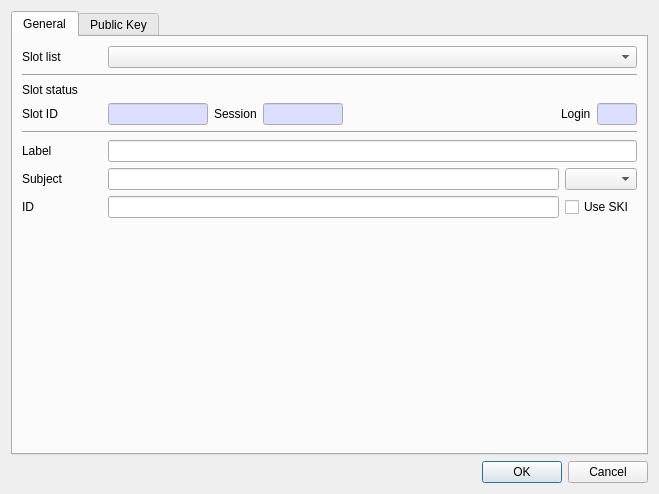
Qt form CryptokiMan/create_dsa_pub_key_dlg.ui (jykim74/CryptokiMan) before a commit.
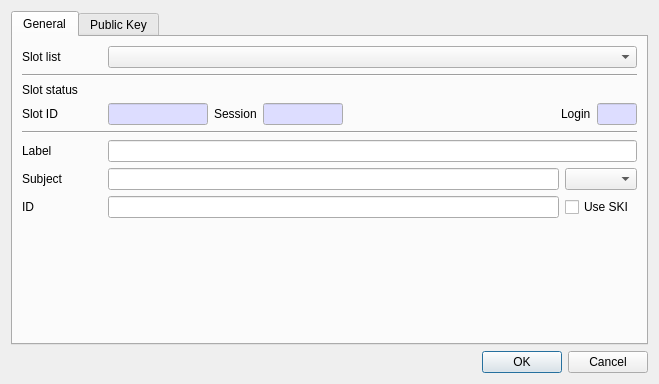
The same form after that commit.

Diff of the .ui file:
```diff
--- a/CryptokiMan/create_dsa_pub_key_dlg.ui
+++ b/CryptokiMan/create_dsa_pub_key_dlg.ui
@@ -7,7 +7,7 @@
     <x>0</x>
     <y>0</y>
     <width>659</width>
-    <height>494</height>
+    <height>370</height>
    </rect>
   </property>
   <property name="windowTitle">
```
